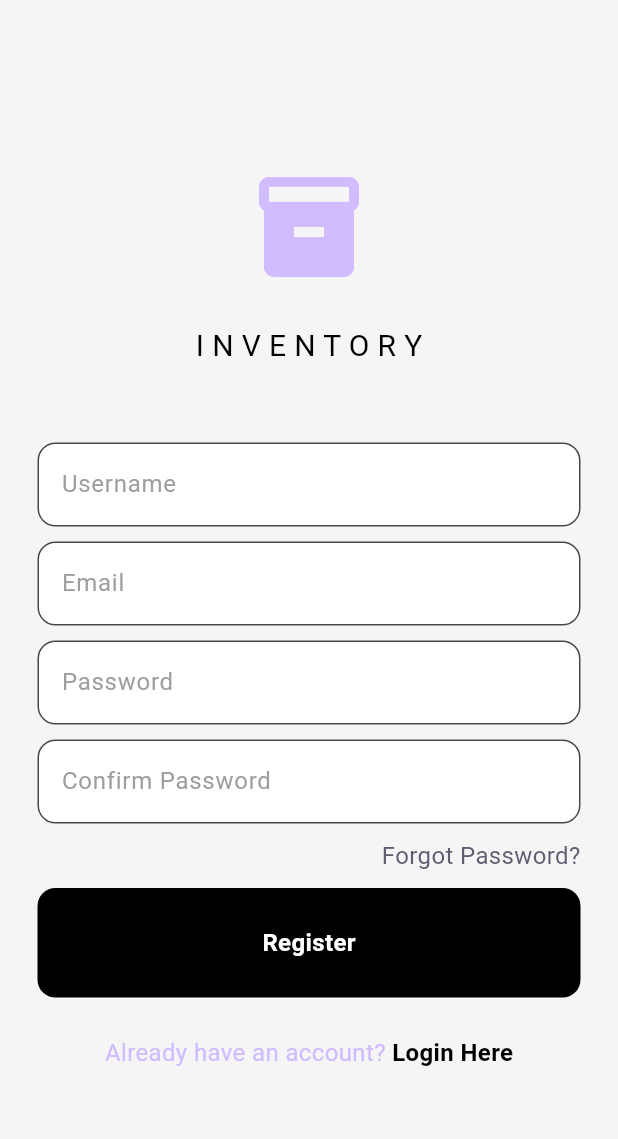
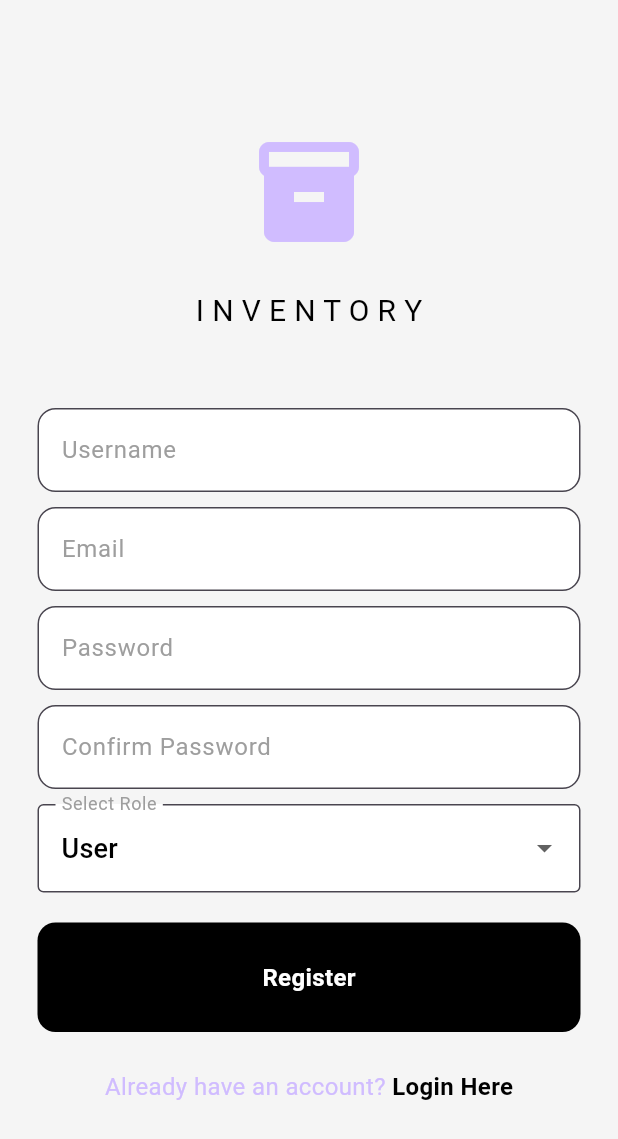
Before and after one commit to blobloppy/flutter-ecommerce-2role-app, a Flutter app: the RegisterPage screen opened directly with empty values, on a phone screen of 412 x 824 dp. Shown: the top 1139 px of the screen. Run offline on Flutter 3.47's test engine with Material 3 defaults, Android fonts, the light colour scheme and no system bars; our stand-ins replace cloud_firestore, firebase_auth, firebase_core; accounts and stored records are empty.

Commit message:
adding 2 roles

```diff
--- a/lib/pages/register_page.dart
+++ b/lib/pages/register_page.dart
@@ -1,7 +1,6 @@
-// ignore_for_file: unused_import
-
 import 'package:firebase_auth/firebase_auth.dart';
 import 'package:firebase_core/firebase_core.dart';
+import 'package:cloud_firestore/cloud_firestore.dart';
 import 'package:flutter/material.dart';
 import 'package:heavy_rental_app/components/my_button.dart';
 import 'package:heavy_rental_app/components/my_textfield.dart';
@@ -18,16 +17,16 @@ class RegisterPage extends StatefulWidget {
 
 class _RegisterPageState extends State<RegisterPage> {
   TextEditingController usernameController = TextEditingController();
-
   TextEditingController emailController = TextEditingController();
-
   TextEditingController passwordController = TextEditingController();
-
   TextEditingController confirmController = TextEditingController();
 
-  //login method
+  // Role selection
+  String selectedRole = 'user'; // Default role
+
+  // Register method
   void registerUser() async {
-    //show loading circle
+    // Show loading circle
     showDialog(
       context: context,
       builder: (context) => const Center(
@@ -35,26 +34,43 @@ class _RegisterPageState extends State<RegisterPage> {
       ),
     );
 
-    //make sure password mtch
+    // Make sure passwords match
     if (passwordController.text != confirmController.text) {
       Navigator.pop(context);
+      displayMessageToUser("Passwords don't match", context);
+      return;
+    }
 
-      displayMessageToUser("Password Don't Match", context);
-    } else {
     try {
-        UserCredential? userCredential = await FirebaseAuth.instance
+      // Create user in Firebase Auth
+      UserCredential userCredential = await FirebaseAuth.instance
           .createUserWithEmailAndPassword(
-                email: emailController.text, password: passwordController.text);
+        email: emailController.text,
+        password: passwordController.text,
+      );
 
-        Navigator.pop(context);
-      } on FirebaseAuthException catch (e) {
+      // Save user info in Firestore
+      await FirebaseFirestore.instance
+          .collection('users')
+          .doc(userCredential.user!.uid)
+          .set({
+        'username': usernameController.text,
+        'email': emailController.text,
+        'role': selectedRole, // Save the selected role
+      });
+
+      // Dismiss loading circle
       Navigator.pop(context);
 
+      // Notify success
+      displayMessageToUser("User registered successfully!", context);
+    } on FirebaseAuthException catch (e) {
+      // Dismiss loading circle
+      Navigator.pop(context);
+
+      // Show error message
       displayMessageToUser(e.code, context);
     }
-    }
-
-    //try creating the user
   }
 
   @override
@@ -63,100 +79,92 @@ class _RegisterPageState extends State<RegisterPage> {
       body: Center(
         child: Padding(
           padding: const EdgeInsets.all(25),
+          child: SingleChildScrollView(
             child: Column(
               mainAxisAlignment: MainAxisAlignment.center,
               children: [
-              //login
+                // Icon
                 Icon(
                   Icons.inventory,
                   size: 80,
                   color: Theme.of(context).colorScheme.inversePrimary,
                 ),
 
-              const SizedBox(
-                height: 25,
-              ),
+                const SizedBox(height: 25),
 
-              //app name
+                // App name
                 const Text(
                   "I N V E N T O R Y",
                   style: TextStyle(fontSize: 20),
                 ),
 
-              const SizedBox(
-                height: 50,
-              ),
+                const SizedBox(height: 50),
 
-              //username textfield
+                // Username textfield
                 MyTextfield(
                   hintText: "Username",
                   obscureText: false,
                   controller: usernameController,
                 ),
 
-              const SizedBox(
-                height: 10,
-              ),
+                const SizedBox(height: 10),
 
-              //email textfield
+                // Email textfield
                 MyTextfield(
                   hintText: "Email",
                   obscureText: false,
                   controller: emailController,
                 ),
 
-              const SizedBox(
-                height: 10,
-              ),
+                const SizedBox(height: 10),
 
-              //password textfield
+                // Password textfield
                 MyTextfield(
                   hintText: "Password",
                   obscureText: true,
                   controller: passwordController,
                 ),
-              const SizedBox(
-                height: 10,
-              ),
 
-              //confirm password textfield
+                const SizedBox(height: 10),
+
+                // Confirm password textfield
                 MyTextfield(
                   hintText: "Confirm Password",
                   obscureText: true,
                   controller: confirmController,
                 ),
 
-              const SizedBox(
-                height: 10,
+                const SizedBox(height: 10),
+
+                // Role selection dropdown
+                DropdownButtonFormField<String>(
+                  value: selectedRole,
+                  items: const [
+                    DropdownMenuItem(value: 'user', child: Text('User')),
+                    DropdownMenuItem(value: 'admin', child: Text('Admin')),
+                  ],
+                  onChanged: (value) {
+                    setState(() {
+                      selectedRole = value!;
+                    });
+                  },
+                  decoration: const InputDecoration(
+                    labelText: 'Select Role',
+                    border: OutlineInputBorder(),
+                  ),
                 ),
 
-              //forgot password
-              Row(
-                mainAxisAlignment: MainAxisAlignment.end,
-                children: [
-                  Text(
-                    "Forgot Password?",
-                    style: TextStyle(
-                        color: Theme.of(context).colorScheme.secondary),
-                  ),
-                ],
-              ),
+                const SizedBox(height: 20),
 
-              const SizedBox(
-                height: 10,
-              ),
-
-              //sign in button
+                // Register button
                 MyButton(
                   text: "Register",
                   onTap: registerUser,
                 ),
 
-              const SizedBox(
-                height: 25,
-              ),
+                const SizedBox(height: 25),
 
-              //dont have an account? Register
+                // Already have an account? Login
                 Row(
                   mainAxisAlignment: MainAxisAlignment.center,
                   children: [
@@ -180,6 +188,7 @@ class _RegisterPageState extends State<RegisterPage> {
             ),
           ),
         ),
+      ),
     );
   }
 }
```
Also changed, not shown: lib/pages/user_home.dart (added). Lines whose indentation alone changed are shown as unchanged.
